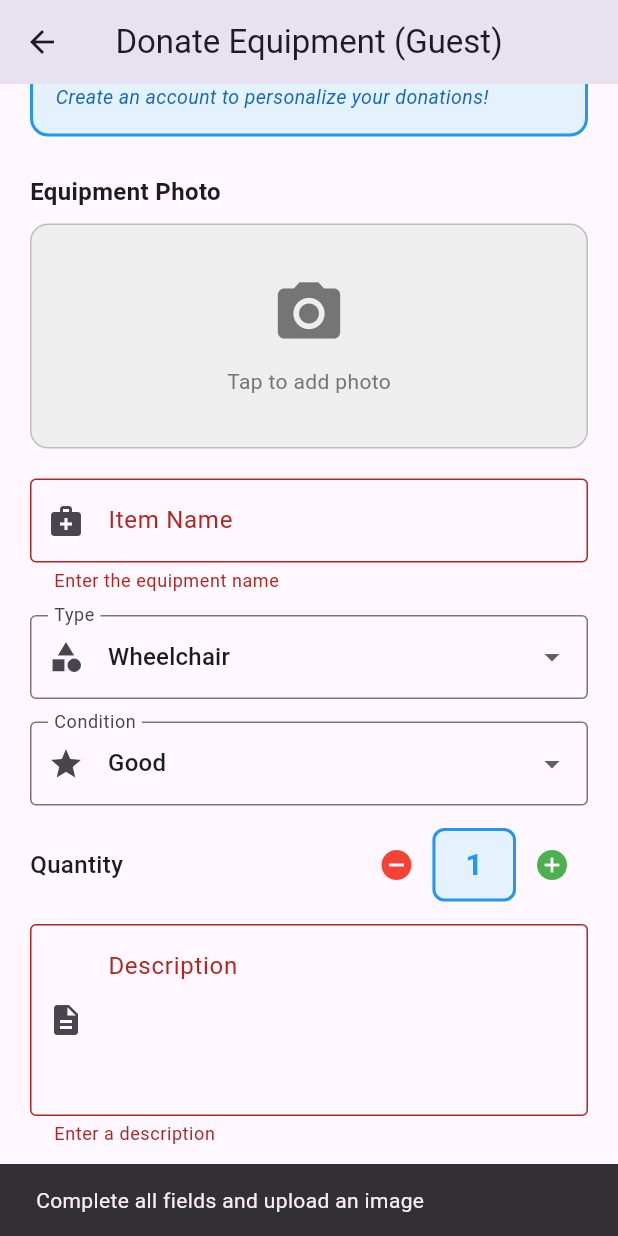
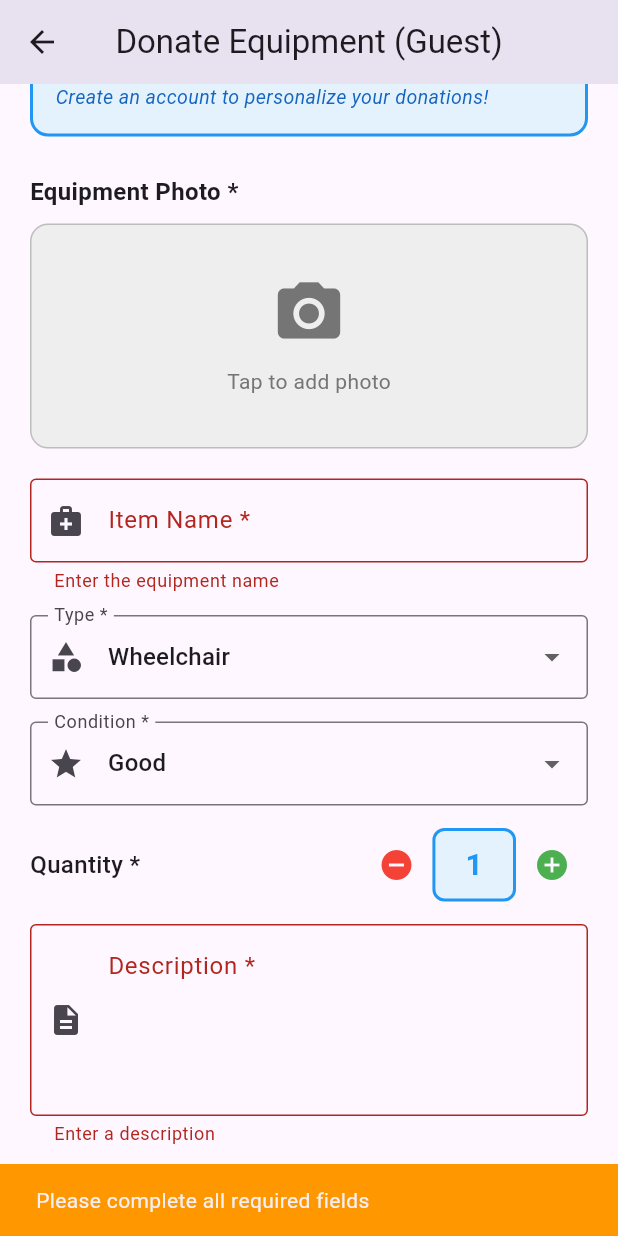
Before and after one commit to AhmedGTaha/care_center_app, a Flutter app: the GuestDonationPage screen opened directly, scrolled down 196 dp, after a tap on "Submit Donation", on a phone screen of 412 x 824 dp. Run offline on Flutter 3.47's test engine with Material 3 defaults, Android fonts, the phone set to English and light mode, and no system bars; our stand-ins replace cloud_firestore, firebase_auth, firebase_core, flutter_image_compress, image_picker; accounts and stored records are empty.

Commit message:
fixed donation from guest error

```diff
--- a/lib/screens/guest/guest_donation_page.dart
+++ b/lib/screens/guest/guest_donation_page.dart
@@ -24,8 +24,9 @@ class _GuestDonationPageState extends State<GuestDonationPage> {
   bool submitting = false;
 
   // Guest fixed info
+  final String guestUserId = "guest_user"; // Fixed guest user ID
   final String guestName = "Guest";
-  final String guestEmail = "guest@gmail.com";
+  final String guestEmail = "guest@example.com";
   final String guestPhone = "00000000";
 
   Future<void> pickImage() async {
@@ -36,6 +37,7 @@ class _GuestDonationPageState extends State<GuestDonationPage> {
   }
 
   Future<String> saveDonationImage(File file) async {
+    try {
       final dir = await getApplicationDocumentsDirectory();
       final donateDir = Directory("${dir.path}/donations");
 
@@ -53,13 +55,28 @@ class _GuestDonationPageState extends State<GuestDonationPage> {
       );
 
       return compressed?.path ?? "";
+    } catch (e) {
+      debugPrint("Error saving donation image: $e");
+      return "";
+    }
   }
 
   Future<void> submitDonation() async {
-    if (!_formKey.currentState!.validate() || selectedImage == null) {
+    if (!_formKey.currentState!.validate()) {
       ScaffoldMessenger.of(context).showSnackBar(
         const SnackBar(
-          content: Text("Complete all fields and upload an image"),
+          content: Text("Please complete all required fields"),
+          backgroundColor: Colors.orange,
+        ),
+      );
+      return;
+    }
+
+    if (selectedImage == null) {
+      ScaffoldMessenger.of(context).showSnackBar(
+        const SnackBar(
+          content: Text("Please upload an image of the equipment"),
+          backgroundColor: Colors.orange,
         ),
       );
       return;
@@ -67,11 +84,12 @@ class _GuestDonationPageState extends State<GuestDonationPage> {
 
     setState(() => submitting = true);
 
+    try {
       final path = await saveDonationImage(selectedImage!);
 
       // Submit donation with guest info
       await FirebaseFirestore.instance.collection("donations").add({
-      "userId": "guest",
+        "userId": guestUserId, // Use fixed guest user ID
         "itemName": itemCtrl.text.trim(),
         "type": type,
         "description": descCtrl.text.trim(),
@@ -89,6 +107,8 @@ class _GuestDonationPageState extends State<GuestDonationPage> {
 
       setState(() => submitting = false);
 
+      if (!mounted) return;
+
       ScaffoldMessenger.of(context).showSnackBar(
         const SnackBar(
           content: Text("Donation submitted successfully!"),
@@ -97,6 +117,18 @@ class _GuestDonationPageState extends State<GuestDonationPage> {
       );
 
       Navigator.pop(context);
+    } catch (e) {
+      setState(() => submitting = false);
+
+      if (!mounted) return;
+
+      ScaffoldMessenger.of(context).showSnackBar(
+        SnackBar(
+          content: Text("Error submitting donation: ${e.toString()}"),
+          backgroundColor: Colors.red,
+        ),
+      );
+    }
   }
 
   @override
@@ -164,7 +196,7 @@ class _GuestDonationPageState extends State<GuestDonationPage> {
 
               // Image Picker
               const Text(
-                "Equipment Photo",
+                "Equipment Photo *",
                 style: TextStyle(fontSize: 16, fontWeight: FontWeight.bold),
               ),
               const SizedBox(height: 10),
@@ -207,7 +239,7 @@ class _GuestDonationPageState extends State<GuestDonationPage> {
               TextFormField(
                 controller: itemCtrl,
                 decoration: const InputDecoration(
-                  labelText: "Item Name",
+                  labelText: "Item Name *",
                   border: OutlineInputBorder(),
                   prefixIcon: Icon(Icons.medical_services),
                 ),
@@ -220,7 +252,7 @@ class _GuestDonationPageState extends State<GuestDonationPage> {
               // Type Dropdown
               DropdownButtonFormField(
                 decoration: const InputDecoration(
-                  labelText: "Type",
+                  labelText: "Type *",
                   border: OutlineInputBorder(),
                   prefixIcon: Icon(Icons.category),
                 ),
@@ -252,7 +284,7 @@ class _GuestDonationPageState extends State<GuestDonationPage> {
               // Condition Dropdown
               DropdownButtonFormField(
                 decoration: const InputDecoration(
-                  labelText: "Condition",
+                  labelText: "Condition *",
                   border: OutlineInputBorder(),
                   prefixIcon: Icon(Icons.star),
                 ),
@@ -272,7 +304,7 @@ class _GuestDonationPageState extends State<GuestDonationPage> {
               // Quantity
               Row(
                 children: [
-                  const Text("Quantity",
+                  const Text("Quantity *",
                       style:
                           TextStyle(fontSize: 16, fontWeight: FontWeight.w500)),
                   const Spacer(),
@@ -312,7 +344,7 @@ class _GuestDonationPageState extends State<GuestDonationPage> {
               TextFormField(
                 controller: descCtrl,
                 decoration: const InputDecoration(
-                  labelText: "Description",
+                  labelText: "Description *",
                   border: OutlineInputBorder(),
                   prefixIcon: Icon(Icons.description),
                   alignLabelWithHint: true,
```
Lines whose indentation alone changed are shown as unchanged.
